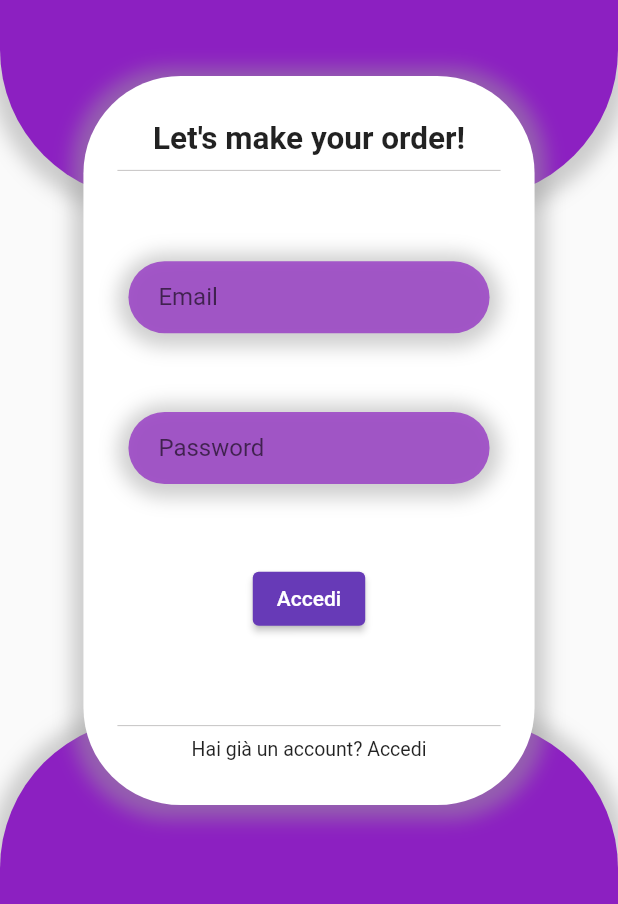
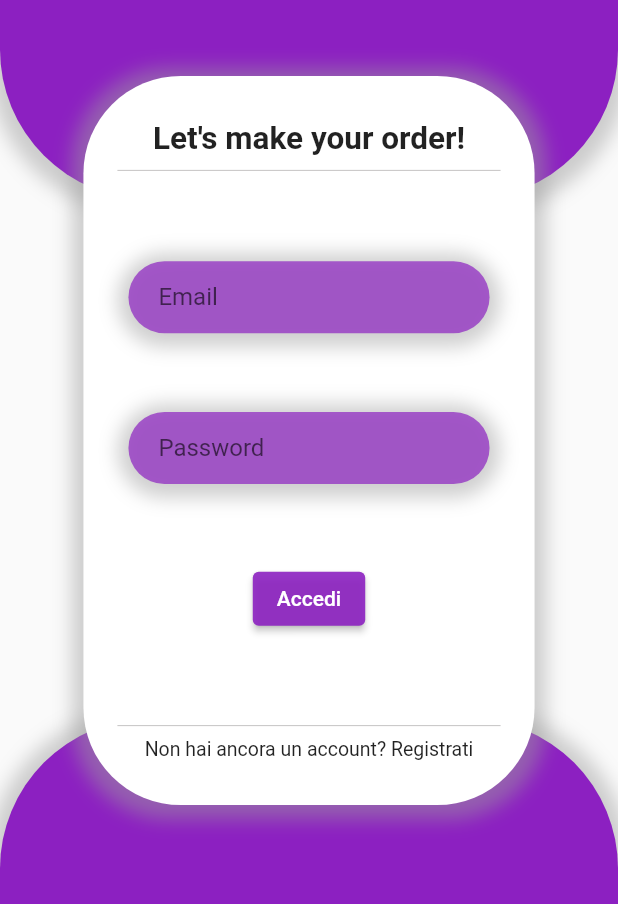
Before and after one commit to paninosoftorg/consumer-mobile, a Flutter app: the screen it shows after launch, on a phone screen of 412 x 824 dp, the part 332-1236 px from its top. Run offline on Flutter 3.47's test engine with Material 2 defaults, Android fonts, the phone set to English and light mode, and no system bars.

Commit message:
modifica pulsante accedi

```diff
--- a/paninosoft/lib/login.dart
+++ b/paninosoft/lib/login.dart
@@ -1,5 +1,6 @@
 import 'package:flutter/material.dart';
 
+//E58C20C1
 class Login extends StatefulWidget {
   const Login({super.key, required String title});
 
@@ -158,7 +159,7 @@ class _LoginState extends State<Login> {
                             margin:
                                 const EdgeInsets.only(left: 30.0, right: 30.0),
                             decoration: BoxDecoration(
-                              color: Color(0XFFB28C20C1),
+                              color: const Color(0XFFB28C20C1),
                               borderRadius: const BorderRadius.only(
                                   topRight: Radius.circular(65.0),
                                   topLeft: Radius.circular(65.0),
@@ -182,14 +183,12 @@ class _LoginState extends State<Login> {
                               ),
                             ),
                           ),
-                          Form(
-                            child: ElevatedButton(
-                              onPressed: () {
-                                // Validate returns true if the form is valid, or false otherwise.
-                              },
+                          ElevatedButton(
                               child: const Text('Accedi'),
-                            ),
-                          ),
+                              onPressed: () {},
+                              style: ElevatedButton.styleFrom(
+                                primary: Color(0XFFE58C20C1),
+                              )),
                           Column(
                             children: [
                               Container(
@@ -199,7 +198,7 @@ class _LoginState extends State<Login> {
                               Container(
                                 margin: const EdgeInsets.only(bottom: 30.0),
                                 child: const Text(
-                                  "Hai già un account? Accedi",
+                                  "Non hai ancora un account? Registrati",
                                   textAlign: TextAlign.center,
                                   overflow: TextOverflow.ellipsis,
                                   style: TextStyle(fontSize: 13),
```
